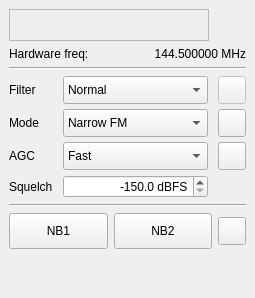
Before: the Qt Designer form qtgui/dockrxopt.ui in gqrx-sdr/gqrx, drawn with Qt 5.
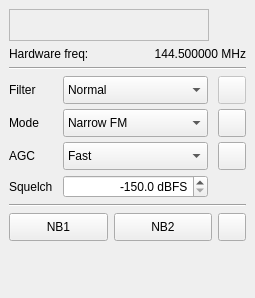
After: the same form once the commit is applied. Icons and pictures are not drawn. Custom widgets are drawn as their Qt base class.

Commit message: Don't let noise blanker buttons expand vertically.

```diff
--- a/qtgui/dockrxopt.ui
+++ b/qtgui/dockrxopt.ui
@@ -515,7 +515,7 @@
          <bool>true</bool>
         </property>
         <property name="sizePolicy">
-         <sizepolicy hsizetype="Minimum" vsizetype="MinimumExpanding">
+         <sizepolicy hsizetype="Minimum" vsizetype="Minimum">
           <horstretch>0</horstretch>
           <verstretch>28</verstretch>
          </sizepolicy>
@@ -549,7 +549,7 @@
          <bool>true</bool>
         </property>
         <property name="sizePolicy">
-         <sizepolicy hsizetype="Minimum" vsizetype="MinimumExpanding">
+         <sizepolicy hsizetype="Minimum" vsizetype="Minimum">
           <horstretch>0</horstretch>
           <verstretch>0</verstretch>
          </sizepolicy>
```
